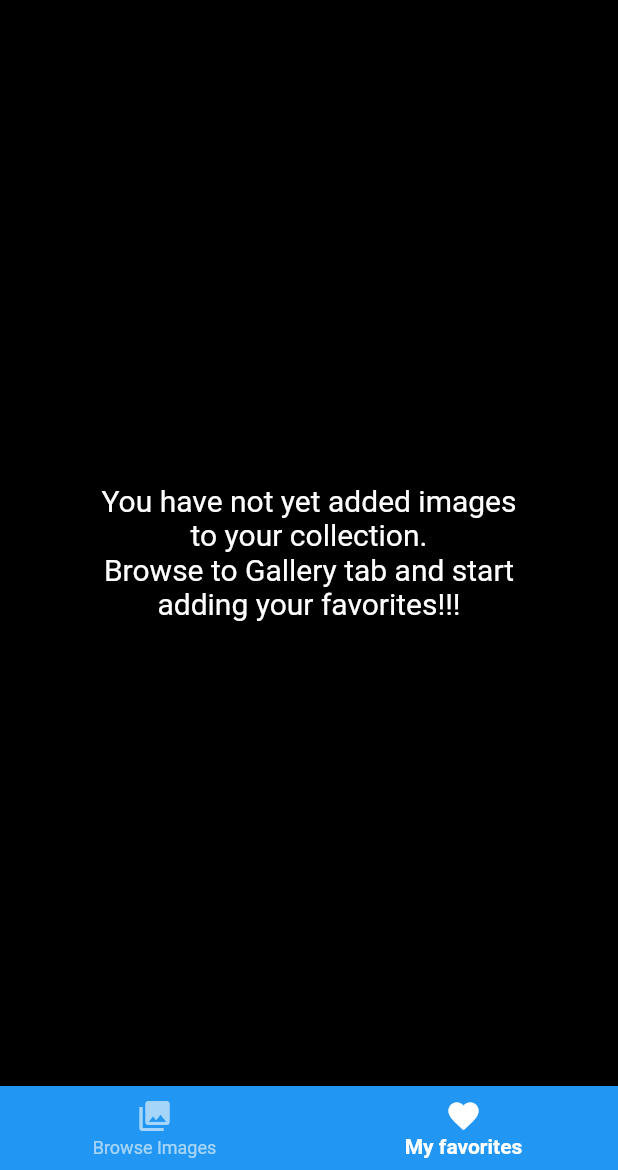
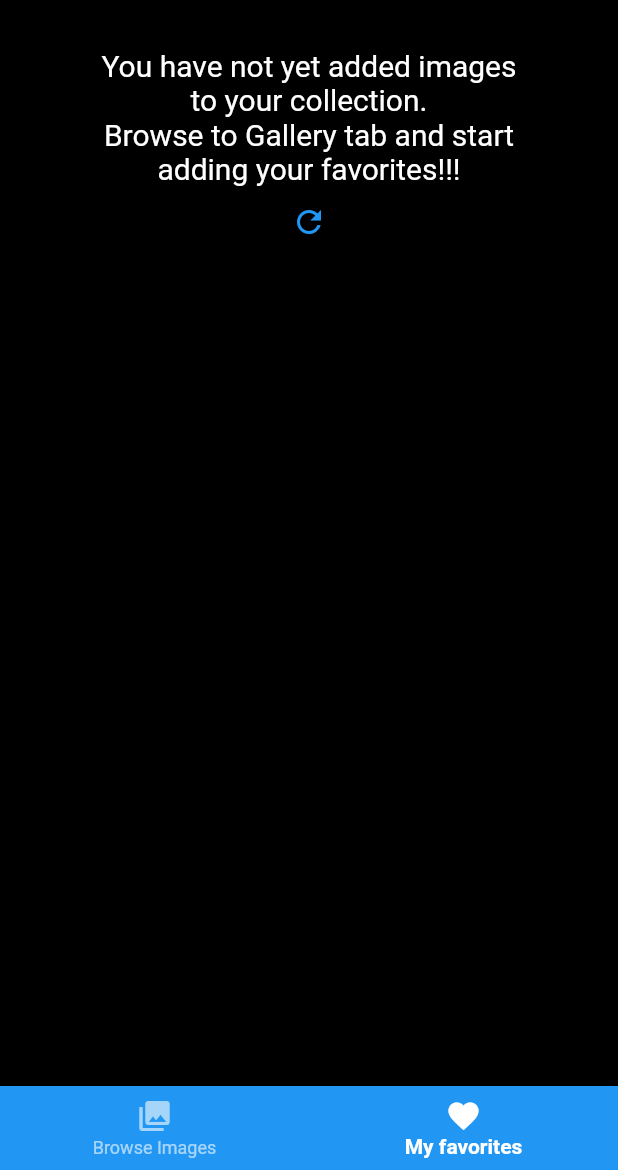
Before and after one commit to IvanaSDW/singular_test, a Flutter app: the screen it shows after launch, item 2 of the bottom bar chosen, on a phone screen of 412 x 824 dp, the part 66-1236 px from its top. Run offline on Flutter 3.47's test engine with Material 2 defaults, Android fonts, the light colour scheme and no system bars; our stand-ins replace cached_network_image, cloud_firestore, firebase_auth, firebase_core, flutter_spinkit, get and 1 more; accounts and stored records are empty; network calls fail.

Commit message:
fix: Fixed bug not refreshing favs collection at first images addition

```diff
--- a/lib/ui/pages/home/favorites/favorites_view.dart
+++ b/lib/ui/pages/home/favorites/favorites_view.dart
@@ -13,6 +13,7 @@ class FavoritesWidget extends StatelessWidget {
   @override
   Widget build(BuildContext context) {
     return Obx(() {
+      logger.i('images in favs: ${logic.images.length}');
       return logic.images.isNotEmpty
           ? Column(
               mainAxisSize: MainAxisSize.min,
@@ -115,16 +116,22 @@ class FavoritesWidget extends StatelessWidget {
               ],
             )
           : Center(
-              child: Container(
+              child: SizedBox(
                 width: Get.width * 0.8,
-                child: const Card(
+                child: Card(
                   color: Colors.black26,
                   child: Padding(
                     padding: EdgeInsets.all(16.0),
-                    child: Text(
-                      'You have not yet added images to your collection.\nBrowse to Gallery tab and start adding your favorites!!!',
-                      style: TextStyle(color: Colors.white, fontSize: 20),
-                      textAlign: TextAlign.center,
+                    child: Column(
+                      children: [
+                        const Text(
+                          'You have not yet added images to your collection.\nBrowse to Gallery tab and start adding your favorites!!!',
+                          style: TextStyle(color: Colors.white, fontSize: 20),
+                          textAlign: TextAlign.center,
+                        ),
+                        TextButton(onPressed: () => logic.refreshGallery(), child:
+                        const Icon(Icons.refresh))
+                      ],
                     ),
                   ),
                 ),
```
